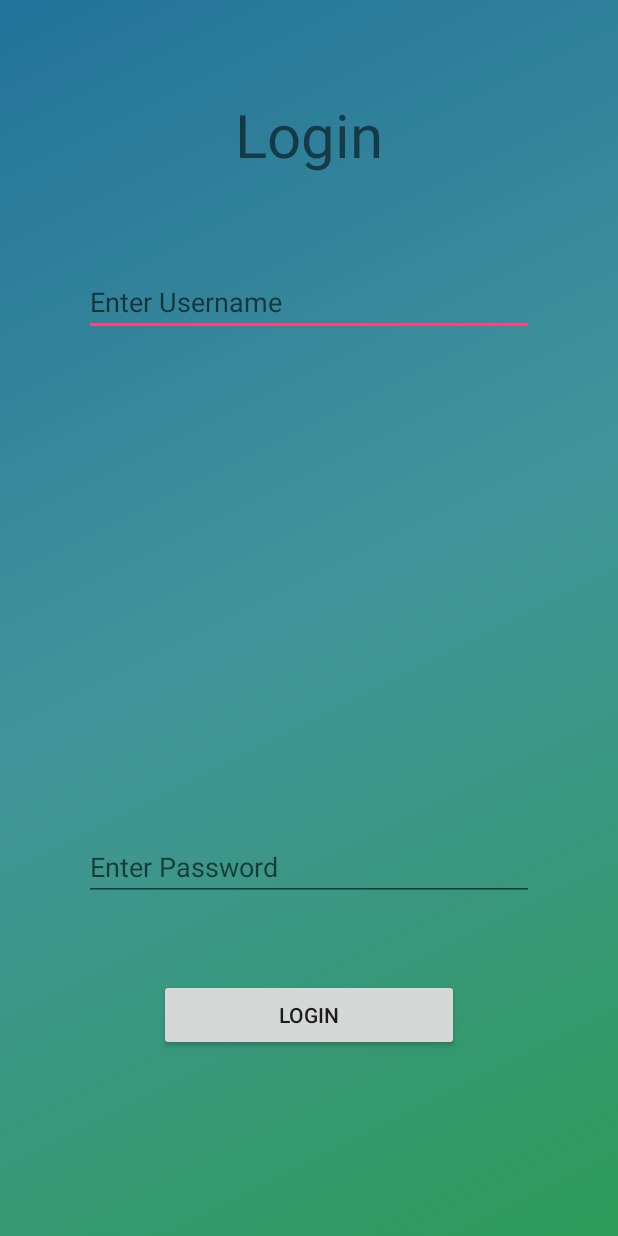
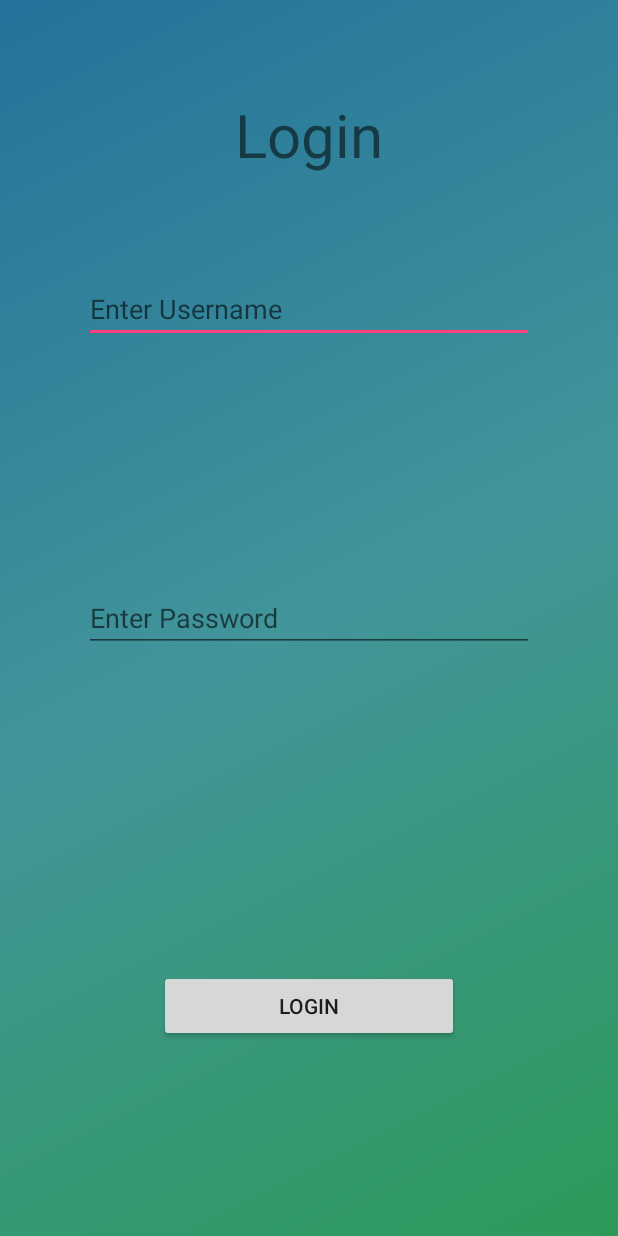
Before and after one commit to Manjunath-Akalawadi/Android_Login_SharedPreference, an Android app: the screen it shows after launch (MainActivity), on a phone screen of 412 x 824 dp. Run offline under Robolectric (Android 15) with nearby library versions, the phone set to English and light mode, and no system bars.

Commit message:
final commit

```diff
--- a/app/src/main/java/com/example/manju7/android_login_sharedpreference/MainActivity.java
+++ b/app/src/main/java/com/example/manju7/android_login_sharedpreference/MainActivity.java
@@ -28,12 +28,10 @@ public class MainActivity extends Activity {
         button=(Button) findViewById(R.id.login);
 
         sp=getSharedPreferences("login",MODE_PRIVATE);
-        String str=username.getText().toString();
         if(sp.contains("username") && sp.contains("password")){
             finish();   //finish current activity
 
             Intent intent = new Intent(MainActivity.this, HomeActivity.class);
-            intent.putExtra("message", str);
             startActivity(intent);
         }
 
--- a/app/src/main/res/layout/activity_main.xml
+++ b/app/src/main/res/layout/activity_main.xml
@@ -27,16 +27,14 @@
         android:layout_height="wrap_content"
         android:layout_alignParentTop="true"
         android:layout_centerHorizontal="true"
-        android:layout_marginTop="163dp"
+        android:layout_marginTop="168dp"
         android:hint="Enter Username" />
 
     <EditText
         android:id="@+id/password"
         android:layout_width="300dp"
         android:layout_height="wrap_content"
-        android:layout_alignParentBottom="true"
-        android:layout_centerHorizontal="true"
-        android:layout_marginBottom="208dp"
+        android:layout_centerInParent="true"
         android:hint="Enter Password" />
 
 
@@ -46,7 +44,7 @@
         android:layout_height="wrap_content"
         android:layout_alignParentBottom="true"
         android:layout_centerHorizontal="true"
-        android:layout_marginBottom="108dp"
+        android:layout_marginBottom="114dp"
         android:text="Login" />
 
 </RelativeLayout>
```
Also changed, not shown: app/src/main/java/com/example/manju7/android_login_sharedpreference/HomeActivity.java (+0 -7 lines), app/src/main/res/layout/activity_home.xml (+0 -12 lines).
